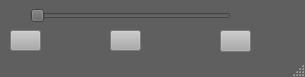
Qt form Nova/mainwindow.ui (postman721/Nova) before a commit.
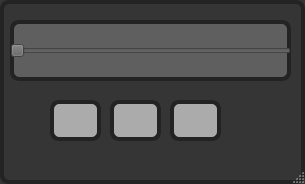
The same form after that commit. Icons and pictures are not drawn.

Commit message:
Nova into version 2
Nova sound applet receives outlook upgrade.

Patch:
```diff
--- a/Nova/mainwindow.ui
+++ b/Nova/mainwindow.ui
@@ -7,11 +7,11 @@
     <x>0</x>
     <y>0</y>
     <width>305</width>
-    <height>77</height>
+    <height>184</height>
    </rect>
   </property>
   <property name="sizePolicy">
-   <sizepolicy hsizetype="Fixed" vsizetype="Fixed">
+   <sizepolicy hsizetype="Maximum" vsizetype="Minimum">
     <horstretch>0</horstretch>
     <verstretch>0</verstretch>
    </sizepolicy>
@@ -19,13 +19,13 @@
   <property name="minimumSize">
    <size>
     <width>305</width>
-    <height>77</height>
+    <height>177</height>
    </size>
   </property>
   <property name="maximumSize">
    <size>
     <width>305</width>
-    <height>77</height>
+    <height>377</height>
    </size>
   </property>
   <property name="windowTitle">
@@ -37,25 +37,33 @@
   </property>
   <property name="styleSheet">
    <string notr="true">QMainWindow#MainWindow{
+background-color:#353535;
+color:white;
+font-size: 14px;
+border: 4px solid #232323; border-radius: 9px;}
 
-background-color:#5f5f5f ;}</string>
+QPushButton:hover {
+background-color: #2a598a;}
+
+</string>
   </property>
   <widget class="QWidget" name="centralWidget">
    <widget class="QSlider" name="horizontalSlider">
     <property name="geometry">
      <rect>
-      <x>30</x>
-      <y>0</y>
-      <width>201</width>
-      <height>31</height>
+      <x>10</x>
+      <y>20</y>
+      <width>281</width>
+      <height>61</height>
      </rect>
     </property>
     <property name="styleSheet">
      <string notr="true">QSlider#horizontalSlider{
 
+border: 4px solid #232323; border-radius: 9px;
+
 background-color:#5f5f5f ;}
 
-
 QSlider#horizontalSlider:hover{
 
 background-color:#686868 ;}</string>
@@ -74,9 +82,9 @@
     <property name="geometry">
      <rect>
       <x>110</x>
-      <y>30</y>
-      <width>31</width>
-      <height>21</height>
+      <y>100</y>
+      <width>51</width>
+      <height>41</height>
      </rect>
     </property>
     <property name="toolTip">
@@ -88,6 +96,8 @@
     <property name="styleSheet">
      <string notr="true">QPushButton#volume50{
 
+border: 4px solid #232323; border-radius: 9px;
+
 background-color:#ababab ;}
 
 QPushButton#volume50:hover{
@@ -101,14 +111,20 @@
      <iconset resource="icons.qrc">
       <normaloff>:/icons/icons/audio-volume-medium-symbolic.symbolic.png</normaloff>:/icons/icons/audio-volume-medium-symbolic.symbolic.png</iconset>
     </property>
+    <property name="iconSize">
+     <size>
+      <width>24</width>
+      <height>24</height>
+     </size>
+    </property>
    </widget>
    <widget class="QPushButton" name="volume100">
     <property name="geometry">
      <rect>
-      <x>220</x>
-      <y>30</y>
-      <width>31</width>
-      <height>22</height>
+      <x>170</x>
+      <y>100</y>
+      <width>51</width>
+      <height>41</height>
      </rect>
     </property>
     <property name="toolTip">
@@ -120,6 +136,8 @@
     <property name="styleSheet">
      <string notr="true">QPushButton#volume100{
 
+border: 4px solid #232323; border-radius: 9px;
+
 background-color:#ababab ;}
 
 QPushButton#volume100:hover{
@@ -133,14 +151,20 @@
      <iconset resource="icons.qrc">
       <normaloff>:/icons/icons/audio-volume-high-symbolic.symbolic.png</normaloff>:/icons/icons/audio-volume-high-symbolic.symbolic.png</iconset>
     </property>
+    <property name="iconSize">
+     <size>
+      <width>24</width>
+      <height>24</height>
+     </size>
+    </property>
    </widget>
    <widget class="QPushButton" name="volumeMuted">
     <property name="geometry">
      <rect>
-      <x>10</x>
-      <y>30</y>
-      <width>31</width>
-      <height>21</height>
+      <x>50</x>
+      <y>100</y>
+      <width>51</width>
+      <height>41</height>
      </rect>
     </property>
     <property name="toolTip">
@@ -151,6 +175,7 @@
     </property>
     <property name="styleSheet">
      <string notr="true">QPushButton#volumeMuted{
+border: 4px solid #232323; border-radius: 9px;
 
 background-color:#ababab ;}
 
@@ -165,6 +190,12 @@
      <iconset resource="icons.qrc">
       <normaloff>:/icons/icons/audio-volume-muted-symbolic.symbolic.png</normaloff>:/icons/icons/audio-volume-muted-symbolic.symbolic.png</iconset>
     </property>
+    <property name="iconSize">
+     <size>
+      <width>24</width>
+      <height>24</height>
+     </size>
+    </property>
    </widget>
   </widget>
   <widget class="QStatusBar" name="statusBar">
```
